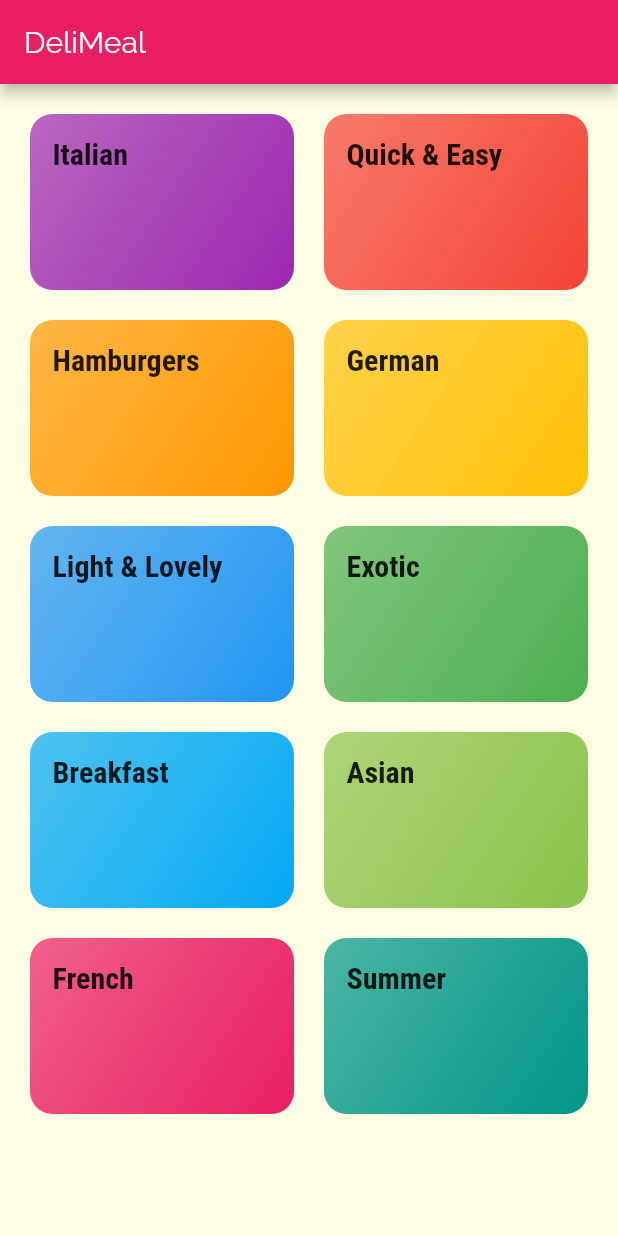
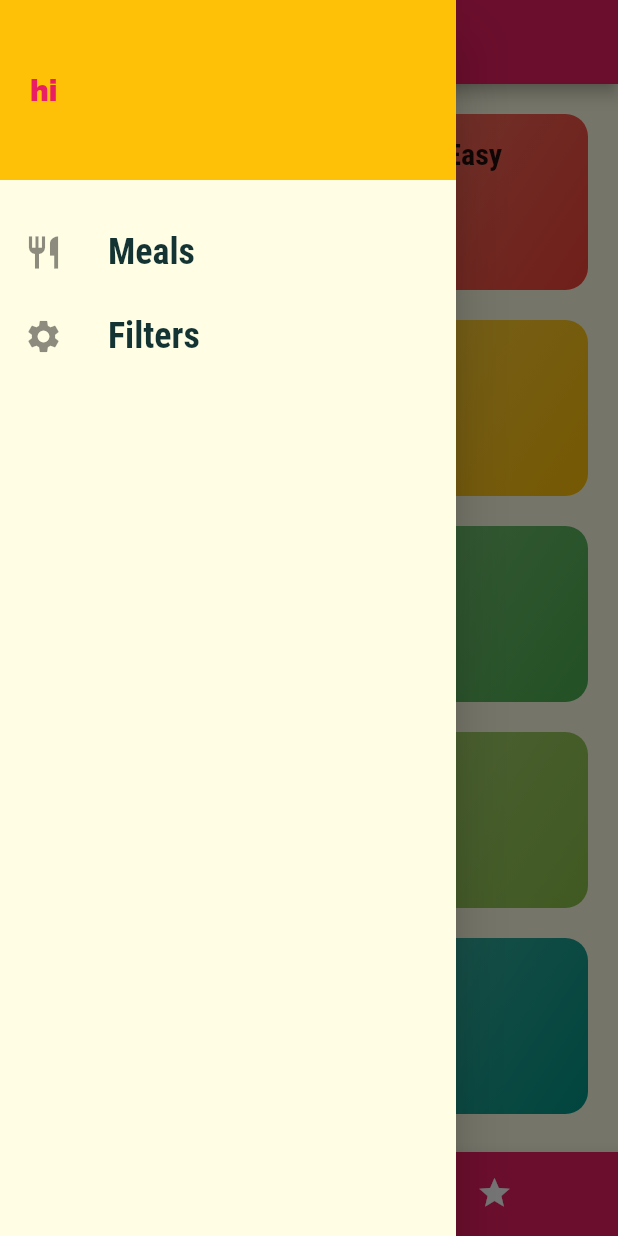
Before and after one commit to iamsusmitashrestha/MealApp, a Flutter app: the screen it shows after launch, with the side drawer open (before the commit the screen has no drawer), on a phone screen of 412 x 824 dp. Run offline on Flutter 3.47's test engine with Material 2 defaults, Android fonts, the phone set to English and light mode, and no system bars.

Commit message:
Filters are added
Favorite screen is added

```diff
--- a/lib/main.dart
+++ b/lib/main.dart
@@ -1,16 +1,74 @@
+import 'package:MealApp/dummy_data.dart';
+import 'package:MealApp/models/meal.dart';
 import 'package:MealApp/screens/categories_screen.dart';
 import 'package:MealApp/screens/category_meals_screen.dart';
+import 'package:MealApp/screens/filters_screen.dart';
 import 'package:MealApp/screens/meal_detail_screen.dart';
+import 'package:MealApp/screens/tabs_screen.dart';
 import 'package:flutter/material.dart';
 
 void main() {
   runApp(MyApp());
 }
 
-class MyApp extends StatelessWidget {
+class MyApp extends StatefulWidget {
+  @override
+  _MyAppState createState() => _MyAppState();
+}
+
+class _MyAppState extends State<MyApp> {
+  Map<String, bool> _filters = {
+    'gluten': false,
+    'lactose': false,
+    'vegetarian': false,
+    'vegan': false,
+  };
+
+  List<Meal> _availableMeals = DUMMY_MEALS;
+  List<Meal> _favoriteMeals = [];
+
+  void _setFilters(Map<String, bool> filterData) {
+    setState(() {
+      _filters = filterData;
+      _availableMeals = DUMMY_MEALS.where((meal) {
+        if (_filters['gluten'] && !meal.isGlutenFree) {
+          return false;
+        }
+        if (_filters['lactose'] && !meal.isLactoseFree) {
+          return false;
+        }
+        if (_filters['vegetarian'] && !meal.isVegetarian) {
+          return false;
+        }
+        if (_filters['vegan'] && !meal.isVegan) {
+          return false;
+        }
+        return true;
+      }).toList();
+    });
+  }
+
+  void _toggleFavorite(String mealId) {
+    final existingIndex =
+        _favoriteMeals.indexWhere((meal) => meal.id == mealId);
+
+    if (existingIndex >= 0) {
+      setState(() {
+        _favoriteMeals.removeAt(existingIndex);
+      });
+    } else {
+      _favoriteMeals.add(DUMMY_MEALS.firstWhere((meal) => meal.id == mealId));
+    }
+  }
+
+  bool _isMealFavorite(String id) {
+    return _favoriteMeals.any((meal) => meal.id == id);
+  }
+
   @override
   Widget build(BuildContext context) {
     return MaterialApp(
+      debugShowCheckedModeBanner: false,
       title: 'DeliMeal',
       theme: ThemeData(
         primarySwatch: Colors.pink,
@@ -27,10 +85,15 @@ class MyApp extends StatelessWidget {
             )),
         visualDensity: VisualDensity.adaptivePlatformDensity,
       ),
-      home: CategoriesScreen(),
+      // home: TabsScreen(),
+      initialRoute: '/',
       routes: {
-        CategoryMealsScreen.routeName: (ctx) => CategoryMealsScreen(),
-        MealDetailScreen.routeName: (ctx) => MealDetailScreen(),
+        '/': (ctx) => TabsScreen(_favoriteMeals),
+        CategoryMealsScreen.routeName: (ctx) =>
+            CategoryMealsScreen(_availableMeals),
+        MealDetailScreen.routeName: (ctx) =>
+            MealDetailScreen(_toggleFavorite, _isMealFavorite),
+        FiltersScreen.routeName: (ctx) => FiltersScreen(_filters, _setFilters),
       },
       onUnknownRoute: (settings) {
         return MaterialPageRoute(builder: (ctx) => CategoriesScreen());
--- a/lib/screens/categories_screen.dart
+++ b/lib/screens/categories_screen.dart
@@ -6,11 +6,7 @@ import '../dummy_data.dart';
 class CategoriesScreen extends StatelessWidget {
   @override
   Widget build(BuildContext context) {
-    return Scaffold(
-      appBar: AppBar(
-        title: Text("DeliMeal"),
-      ),
-      body: GridView(
+    return GridView(
       padding: EdgeInsets.all(20),
       children: DUMMY_CATEGORIES
           .map((catData) =>
@@ -22,7 +18,6 @@ class CategoriesScreen extends StatelessWidget {
         mainAxisSpacing: 20,
         crossAxisSpacing: 20,
       ),
-      ),
     );
   }
 }
--- /dev/null
+++ b/lib/screens/tabs_screen.dart
@@ -0,0 +1,71 @@
+import 'package:MealApp/models/meal.dart';
+import 'package:MealApp/screens/categories_screen.dart';
+import 'package:MealApp/screens/favorites_screen.dart';
+import 'package:MealApp/widgets/main_drawer.dart';
+import 'package:flutter/material.dart';
+
+class TabsScreen extends StatefulWidget {
+  final List<Meal> favoriteMeals;
+  TabsScreen(this.favoriteMeals);
+
+  @override
+  _TabsScreenState createState() => _TabsScreenState();
+}
+
+class _TabsScreenState extends State<TabsScreen> {
+  List<Map<String, Object>> _pages;
+
+  int _selectedPageIndex = 0;
+
+  @override
+  void initState() {
+    _pages = [
+      {
+        'page': CategoriesScreen(),
+        'title': "Categories",
+      },
+      {
+        'page': FavoritesScreen(widget.favoriteMeals),
+        'title': "Your Favorites",
+      }
+    ];
+    super.initState();
+  }
+
+  void _selectPage(int index) {
+    setState(() {
+      _selectedPageIndex = index;
+    });
+  }
+
+  @override
+  Widget build(BuildContext context) {
+    return Scaffold(
+      appBar: AppBar(
+        title: Text(_pages[_selectedPageIndex]['title']),
+      ),
+      drawer: MainDrawer(),
+      body: _pages[_selectedPageIndex]['page'],
+      bottomNavigationBar: BottomNavigationBar(
+        onTap: _selectPage,
+        backgroundColor: Theme.of(context).primaryColor,
+        selectedItemColor: Theme.of(context).accentColor,
+        unselectedItemColor: Colors.white,
+        currentIndex: _selectedPageIndex,
+        type: BottomNavigationBarType.shifting,
+        items: [
+          BottomNavigationBarItem(
+            backgroundColor: Theme.of(context).primaryColor,
+            icon: Icon(Icons.category),
+            label: "Categories",
+          ),
+          BottomNavigationBarItem(
+            backgroundColor: Theme.of(context).primaryColor,
+            icon: Icon(Icons.star),
+            label: "Favorites",
+          ),
+        ],
+      ),
+    );
+  }
+}
--- /dev/null
+++ b/lib/widgets/main_drawer.dart
@@ -0,0 +1,56 @@
+import 'package:MealApp/screens/filters_screen.dart';
+import 'package:flutter/material.dart';
+
+class MainDrawer extends StatelessWidget {
+  Widget _buildListTile(IconData icon, String title, Function tapHandler) {
+    return ListTile(
+      leading: Icon(
+        icon,
+        size: 26,
+      ),
+      title: Text(
+        title,
+        style: TextStyle(
+          fontFamily: 'RobotoCondensed',
+          fontSize: 24,
+          fontWeight: FontWeight.bold,
+        ),
+      ),
+      onTap: tapHandler,
+    );
+  }
+
+  @override
+  Widget build(BuildContext context) {
+    return Drawer(
+      child: Column(
+        children: [
+          Container(
+            height: 120,
+            width: double.infinity,
+            padding: EdgeInsets.all(20),
+            alignment: Alignment.centerLeft,
+            color: Theme.of(context).accentColor,
+            child: Text(
+              "hi",
+              style: TextStyle(
+                fontWeight: FontWeight.w900,
+                fontSize: 20,
+                color: Theme.of(context).primaryColor,
+              ),
+            ),
+          ),
+          SizedBox(
+            height: 20,
+          ),
+          _buildListTile(Icons.restaurant, 'Meals', () {
+            Navigator.of(context).pushReplacementNamed('/');
+          }),
+          _buildListTile(Icons.settings, 'Filters', () {
+            Navigator.of(context).pushReplacementNamed(FiltersScreen.routeName);
+          }),
+        ],
+      ),
+    );
+  }
+}
```
Also changed, not shown: lib/screens/category_meals_screen.dart (+40 -15 lines), lib/screens/favorites_screen.dart (added, +31 -0 lines), lib/screens/filters_screen.dart (added, +122 -0 lines), lib/screens/meal_detail_screen.dart (+15 -3 lines), lib/widgets/meal_item.dart (+8 -2 lines). Lines whose indentation alone changed are shown as unchanged.
